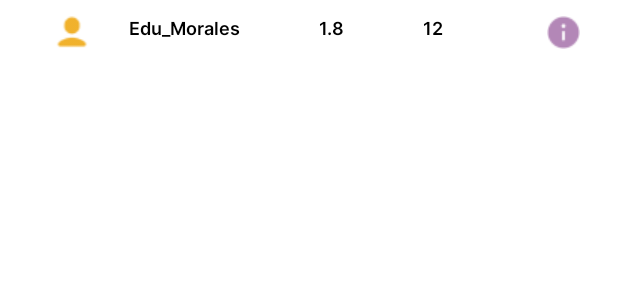
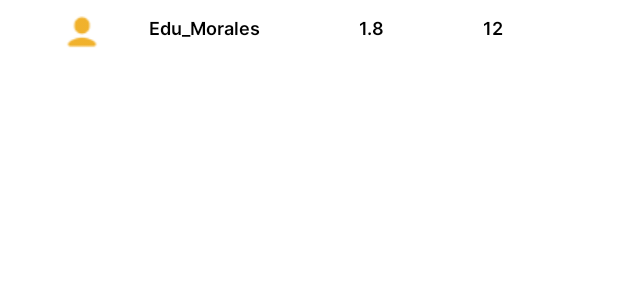
Before and after one commit to iker-landeros/healthsync, an Android app: the layout technician_stats_layout.xml on its own in the app's theme, with its tools: preview values and no code run, on a phone screen of 412 x 824 dp. Shown: the top 300 px of the screen. Run offline under Robolectric (Android 15) with nearby library versions, the phone set to English and light mode, and no system bars; network calls fail.

Commit message:
More info button eliminated

```diff
--- a/app/src/main/res/layout/technician_stats_layout.xml
+++ b/app/src/main/res/layout/technician_stats_layout.xml
@@ -51,13 +51,5 @@
             android:textColor="@android:color/black"
             android:textSize="12sp"/>
 
-        <ImageButton
-            android:id="@+id/btnInfo"
-            android:layout_width="0dp"
-            android:layout_height="23dp"
-            android:layout_weight="1"
-            android:backgroundTint="#00FFFFFF"
-            android:scaleType="center"
-            android:src="@drawable/infobtn" />
     </LinearLayout>
 </androidx.constraintlayout.widget.ConstraintLayout>
```
